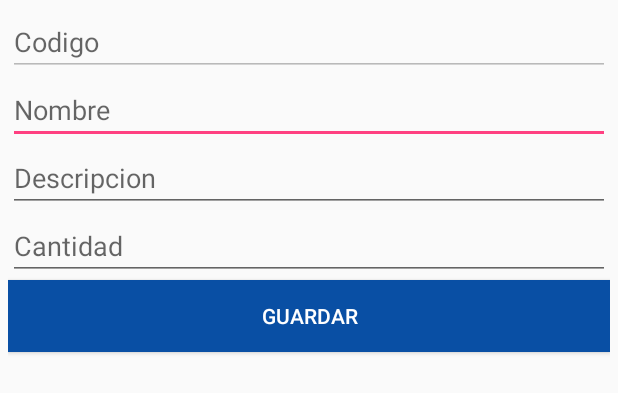
After one commit to johnlopezvega/retomobiledeveloper, an Android app: the layout fragment_edit_product.xml on its own in the app's theme, with its tools: preview values and no code run, on a phone screen of 412 x 824 dp. The commit adds this screen. Shown: the top 393 px of the screen. Run offline under Robolectric (Android 15) with nearby library versions, the phone set to English and light mode, and no system bars.

Commit message:
Agregando edicion de elementos

```diff
--- /dev/null
+++ b/ProductosBBVA/app/src/main/res/layout/fragment_edit_product.xml
@@ -0,0 +1,42 @@
+<?xml version="1.0" encoding="utf-8"?>
+<LinearLayout
+    xmlns:android="http://schemas.android.com/apk/res/android"
+    android:layout_width="match_parent"
+    android:layout_height="match_parent"
+    android:orientation="vertical"
+    android:padding="5dp">
+
+    <EditText
+        android:id="@+id/textCode"
+        android:layout_width="match_parent"
+        android:layout_height="wrap_content"
+        android:enabled="false"
+        android:hint="Codigo"/>
+
+    <EditText
+        android:id="@+id/textName"
+        android:layout_width="match_parent"
+        android:layout_height="wrap_content"
+        android:hint="Nombre"/>
+
+    <EditText
+        android:id="@+id/textDescription"
+        android:layout_width="match_parent"
+        android:layout_height="wrap_content"
+        android:hint="Descripcion"/>
+
+    <EditText
+        android:id="@+id/textQuantity"
+        android:layout_width="match_parent"
+        android:layout_height="wrap_content"
+        android:hint="Cantidad"/>
+
+    <Button
+        android:id="@+id/buttonSave"
+        android:layout_width="match_parent"
+        android:layout_height="wrap_content"
+        android:text="Guardar"
+        android:background="@color/bbva1"
+        android:textColor="@color/white"/>
+
+</LinearLayout>
--- a/ProductosBBVA/app/src/main/res/layout/fragment_products.xml
+++ b/ProductosBBVA/app/src/main/res/layout/fragment_products.xml
@@ -9,7 +9,10 @@
         android:id="@+id/buttonUpdate"
         android:layout_width="match_parent"
         android:layout_height="wrap_content"
-        android:text="Actualizar"/>
+        android:text="Actualizar"
+        android:layout_margin="5dp"
+        android:background="@color/bbva1"
+        android:textColor="@color/white"/>
 
 
     <android.support.v7.widget.RecyclerView
```
Also changed, not shown: ProductosBBVA/app/src/main/java/com/bbvacontinental/productosbbva/db/helper/ProductDBHelper.java (+7 -0 lines), ProductosBBVA/app/src/main/java/com/bbvacontinental/productosbbva/domain/Product.java (+35 -1 lines), ProductosBBVA/app/src/main/java/com/bbvacontinental/productosbbva/presenter/EditProductsPresenter.java (added, +28 -0 lines), ProductosBBVA/app/src/main/java/com/bbvacontinental/productosbbva/presenter/ProductsPresenter.java (+4 -4 lines), ProductosBBVA/app/src/main/java/com/bbvacontinental/productosbbva/ui/fragment/EditProductFragment.java (added, +65 -0 lines), ProductosBBVA/app/src/main/java/com/bbvacontinental/productosbbva/ui/fragment/ProductsFragment.java (+13 -1 lines), ProductosBBVA/app/src/main/java/com/bbvacontinental/productosbbva/view/IEditProductView.java (added, +8 -0 lines).
